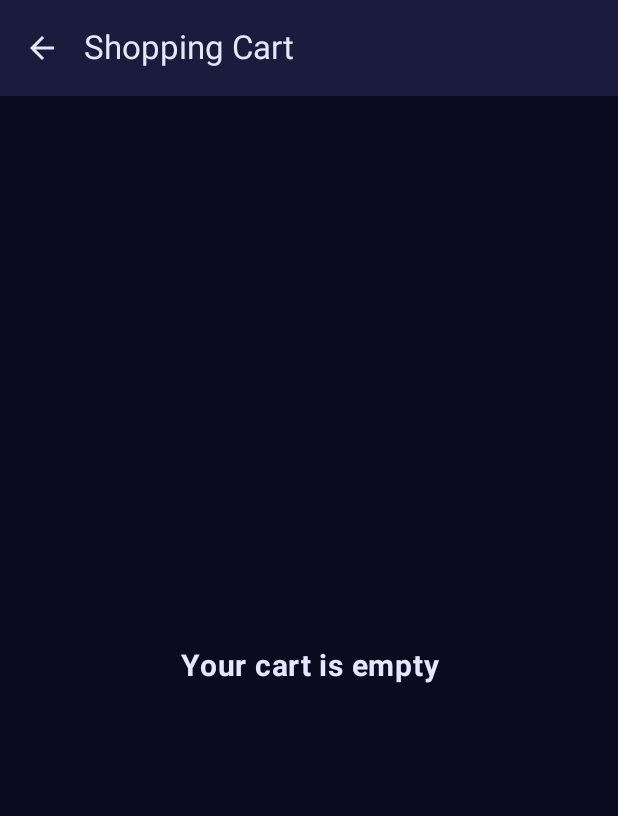
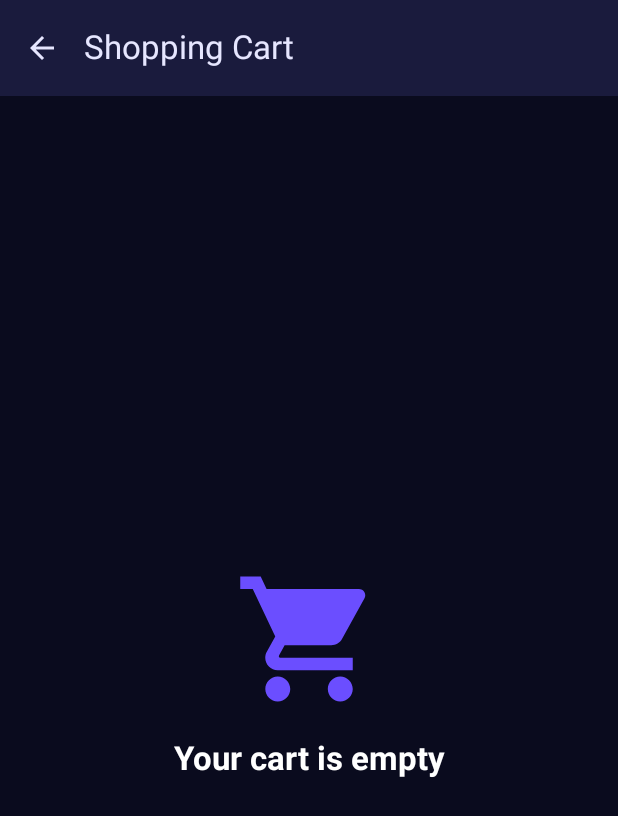
Before and after one commit to mertmutludevelopment/MoviesMobile, an Android app built with Jetpack Compose: the CartScreen screen opened through its navigation route, on a phone screen of 412 x 824 dp. Shown: the top 816 px of the screen. Run offline under Robolectric (Android 15) with nearby library versions, the phone set to English and light mode, and no system bars; our stand-ins replace Dagger/Hilt's generated code; pictures from the network do not load.

Commit message:
chore: update cart screen component style

```diff
--- a/app/src/main/java/com/example/moviesmobile/ui/components/EmptyCart.kt
+++ b/app/src/main/java/com/example/moviesmobile/ui/components/EmptyCart.kt
@@ -1,32 +1,42 @@
 package com.example.moviesmobile.ui.components
 
-import androidx.compose.foundation.layout.Box
-import androidx.compose.foundation.layout.fillMaxSize
-import androidx.compose.foundation.layout.padding
+import androidx.compose.foundation.layout.*
+import androidx.compose.material.icons.Icons
+import androidx.compose.material.icons.filled.ShoppingCart
+import androidx.compose.material3.Icon
+import androidx.compose.material3.MaterialTheme
 import androidx.compose.material3.Text
 import androidx.compose.runtime.Composable
 import androidx.compose.ui.Alignment
 import androidx.compose.ui.Modifier
 import androidx.compose.ui.text.font.FontWeight
-import androidx.compose.ui.text.style.TextAlign
 import androidx.compose.ui.unit.dp
-import androidx.compose.ui.unit.sp
-import com.example.moviesmobile.ui.theme.OnSurface
+import com.example.moviesmobile.ui.theme.OnPrimary
+import com.example.moviesmobile.ui.theme.Primary
 
 @Composable
 fun EmptyCart() {
-    Box(
+    Column(
         modifier = Modifier
             .fillMaxSize()
             .padding(16.dp),
-        contentAlignment = Alignment.Center
+        horizontalAlignment = Alignment.CenterHorizontally,
+        verticalArrangement = Arrangement.Center
     ) {
+        Icon(
+            imageVector = Icons.Default.ShoppingCart,
+            contentDescription = null,
+            modifier = Modifier.size(100.dp),
+            tint = Primary
+        )
+
+        Spacer(modifier = Modifier.height(16.dp))
+
         Text(
             text = "Your cart is empty",
-            color = OnSurface,
-            fontSize = 20.sp,
+            style = MaterialTheme.typography.titleLarge,
             fontWeight = FontWeight.Bold,
-            textAlign = TextAlign.Center
+            color = OnPrimary
         )
     }
 }
--- a/app/src/main/java/com/example/moviesmobile/ui/screens/CartScreen.kt
+++ b/app/src/main/java/com/example/moviesmobile/ui/screens/CartScreen.kt
@@ -35,6 +35,8 @@ fun CartScreen(
             navController = navController
         )
 
+        Spacer(modifier = Modifier.height(8.dp))
+
         if (cartItems.isEmpty()) {
             EmptyCart()
         } else {
```
Also changed, not shown: app/src/main/java/com/example/moviesmobile/ui/components/CartItem.kt (+6 -32 lines).
